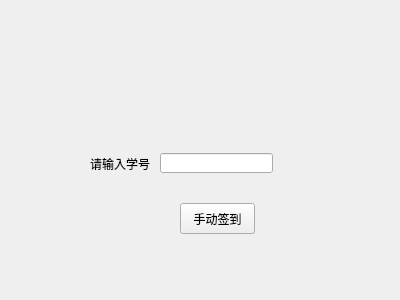
This is demo/frame_manual_sign.ui in SITP-face-recognize/QTclient as Qt 5 draws it before an edit. The edited form follows.
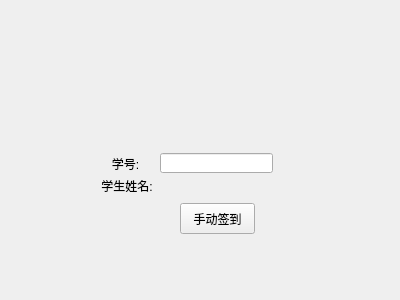
This is the edited form.

Diff of the .ui file:
```diff
--- a/demo/frame_manual_sign.ui
+++ b/demo/frame_manual_sign.ui
@@ -23,7 +23,10 @@
     </rect>
    </property>
    <property name="text">
-    <string>请输入学号</string>
+    <string>学号:</string>
+   </property>
+   <property name="alignment">
+    <set>Qt::AlignCenter</set>
    </property>
   </widget>
   <widget class="QLineEdit" name="tb_id">
@@ -62,6 +65,22 @@
     <string/>
    </property>
   </widget>
+  <widget class="QLabel" name="stu_name">
+   <property name="geometry">
+    <rect>
+     <x>100</x>
+     <y>180</y>
+     <width>54</width>
+     <height>12</height>
+    </rect>
+   </property>
+   <property name="text">
+    <string>学生姓名:</string>
+   </property>
+   <property name="alignment">
+    <set>Qt::AlignCenter</set>
+   </property>
+  </widget>
  </widget>
  <resources/>
  <connections/>
```
Left out of the diff: 2 changed lines with no effect on the pictures.
